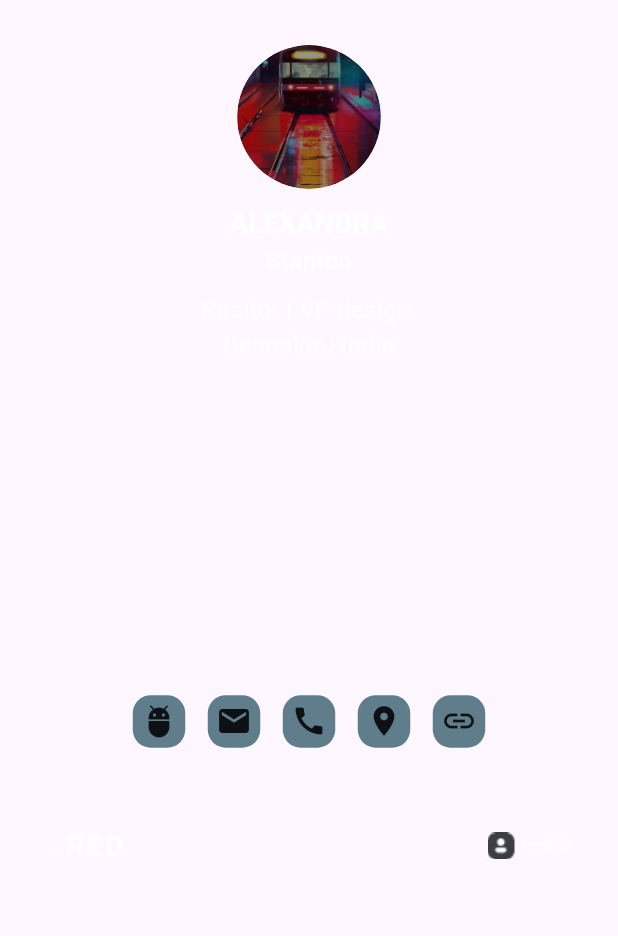
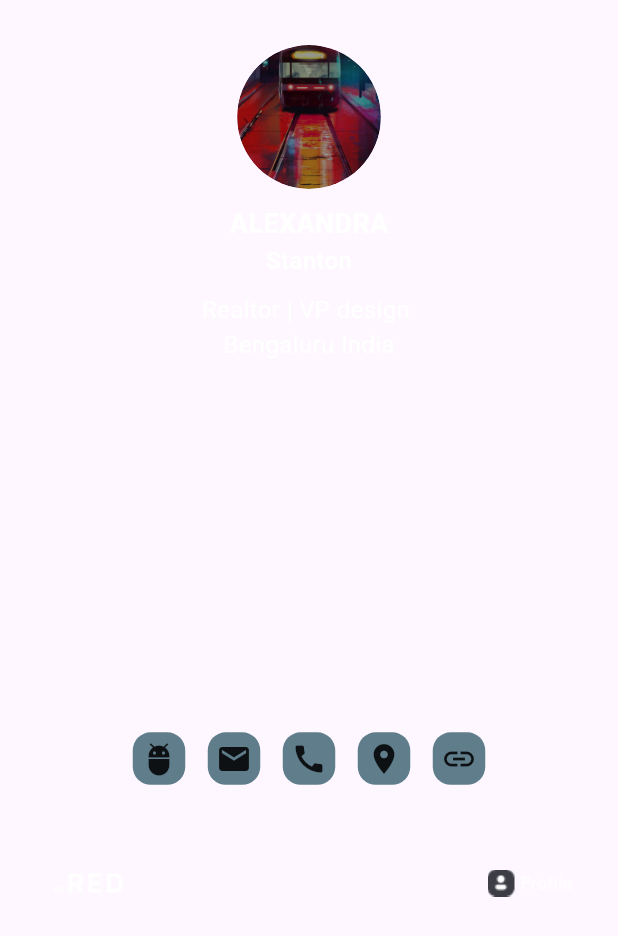
Before and after one commit to jayaprakash8088/image_panning, a Flutter app: the StackWidgets widget shown alone on an empty page, opened directly, on a phone screen of 412 x 824 dp. Shown: the top 936 px of the screen. Run offline on Flutter 3.47's test engine with Material 2 defaults, Android fonts, the phone set to English and light mode, and no system bars; our stand-ins replace fluttertoast, google_fonts, image_cropper, image_picker; network calls fail.

Commit message:
align modified

```diff
--- a/lib/features/view/customize/edit_card_screen.dart
+++ b/lib/features/view/customize/edit_card_screen.dart
@@ -9,6 +9,7 @@ import 'package:provider/provider.dart';
 
 import '../../../utils/app_color.dart';
 import '../../view_model/edit_view_model.dart';
+import '../../widgets/logo_ui.dart';
 
 class EditCardScreen extends StatelessWidget {
   const EditCardScreen({super.key});
@@ -55,7 +56,7 @@ class EditCardScreen extends StatelessWidget {
             borderRadius: const BorderRadius.all(Radius.circular(10.0)),
                    child: SizedBox(
                      width: MediaQuery.of(context).size.width*0.87,
-                     height: MediaQuery.of(context).size.height*0.85,
+                     height: MediaQuery.of(context).size.height*0.75,
                      child: Image.network(
                        loadingBuilder:(BuildContext context, Widget child,ImageChunkEvent? loadingProgress) {
                          if (loadingProgress == null) return child;
--- a/lib/features/widgets/logo_ui.dart
+++ b/lib/features/widgets/logo_ui.dart
@@ -8,7 +8,7 @@ class LogoUI extends StatelessWidget {
   @override
   Widget build(BuildContext context) {
     return Padding(
-      padding: const EdgeInsets.all(30.0),
+      padding: const EdgeInsets.only(left: 30.0,right: 30.0,top: 30),
       child: Row(
         mainAxisAlignment: MainAxisAlignment.spaceBetween,
         children: [
--- a/lib/features/widgets/stack_widgets.dart
+++ b/lib/features/widgets/stack_widgets.dart
@@ -27,7 +27,7 @@ class StackWidgets extends StatelessWidget {
             fontWeight: FontWeight.w400,fontSize: 16.0),),
         const Text('Bengaluru India',style: TextStyle(color: white,
             fontWeight: FontWeight.w400,fontSize: 16.0),),
-        SizedBox(height: MediaQuery.of(context).size.height*0.27,),
+        SizedBox(height: MediaQuery.of(context).size.height*0.3,),
         const CardsUI(),
         const LogoUI()
       ],
```
Also changed, not shown: 1 other file.
